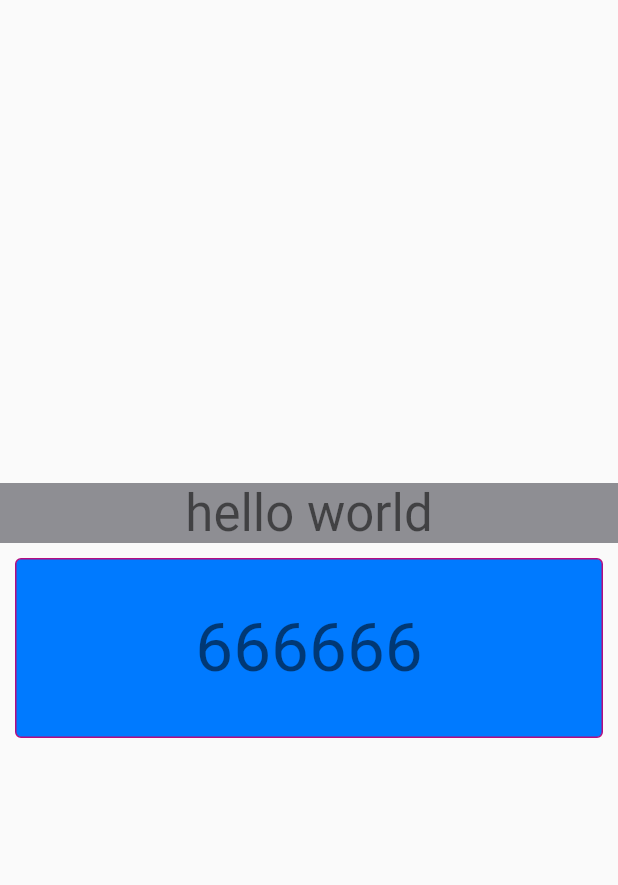
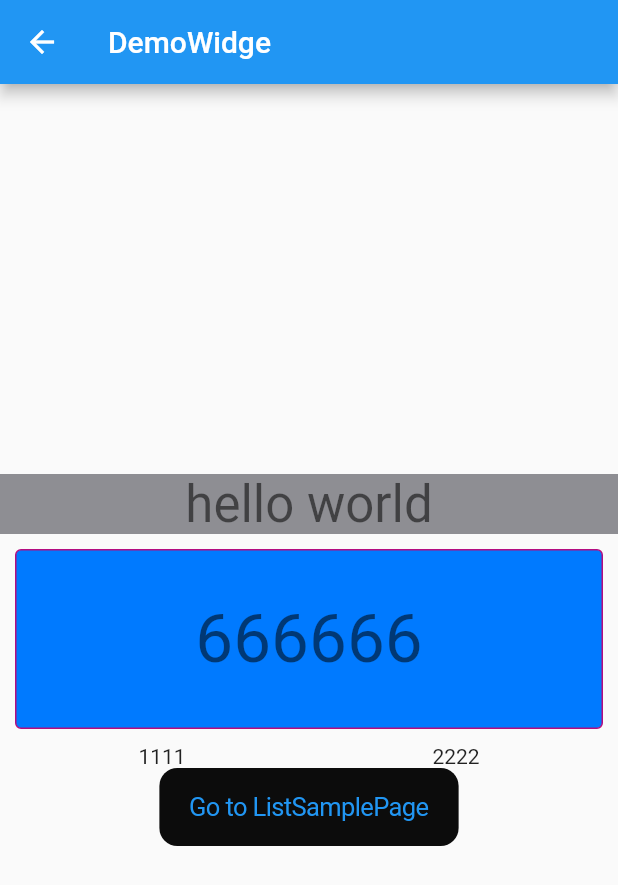
Before and after one commit to seasonZhu/FlutterInProject, a Flutter app: the DemoWidget screen opened directly, on a phone screen of 412 x 824 dp. Shown: the top 885 px of the screen. Run offline on Flutter 3.47's test engine with Material 2 defaults, Android fonts, the phone set to English and light mode, and no system bars.

Commit message:
编写界面,优化结构

```diff
--- a/my_flutter/lib/MyApp/myApp.dart
+++ b/my_flutter/lib/MyApp/myApp.dart
@@ -3,7 +3,7 @@ import 'dart:async';
 import 'package:flutter/services.dart';
 
 import 'package:my_flutter/CupertinoStoreApp/app.dart';
-import 'package:my_flutter/Study/DemoWidget.dart';
+
 import 'nextPage.dart';
 import 'cupertinoNextPage.dart';
 
@@ -169,7 +169,6 @@ class _MyHomePageState extends State<MyHomePage> {
 
   // 纯material组件
   Widget materialNextPage() {
-    return DemoWidget();
     return NextPage();
   }
 
--- a/my_flutter/lib/Study/DemoWidget.dart
+++ b/my_flutter/lib/Study/DemoWidget.dart
@@ -1,15 +1,27 @@
 import 'package:flutter/material.dart';
+import 'package:flutter/cupertino.dart';
 
 import 'package:my_flutter/CupertinoStoreApp/styles.dart';
 
+import 'ListSamplePage.dart';
+
 class DemoWidget extends StatelessWidget {
-
   final String text;
 
+  /// 这是初始化方法
   DemoWidget({Key key, this.text}) : super(key: key);
 
   @override
   Widget build(BuildContext context) {
+    return Scaffold(
+      appBar: AppBar(
+        title: Text("DemoWidge"),
+      ),
+      body: _getBody(context),
+    );
+  }
+
+  Widget _getBody(BuildContext context) {
     return Column(
       mainAxisAlignment: MainAxisAlignment.center,
       crossAxisAlignment: CrossAxisAlignment.center,
@@ -21,8 +33,7 @@ class DemoWidget extends StatelessWidget {
                 text ?? "hello world",
                 style: Theme.of(context).textTheme.display1,
               ),
-          )
-        ),
+            )),
         Container(
           width: 400,
           height: 120,
@@ -30,14 +41,49 @@ class DemoWidget extends StatelessWidget {
           decoration: BoxDecoration(
               borderRadius: BorderRadius.all(Radius.circular(4.0)),
               color: Styles.searchCursorColor,
-            border: Border.all(width: 1, color: Color.fromRGBO(180, 12, 128, 1))
-          ),
-          child: Center(child:
-            Text("666666",
+              border:
+                  Border.all(width: 1, color: Color.fromRGBO(180, 12, 128, 1))),
+          child: Center(
+            child: Text(
+              "666666",
               style: Theme.of(context).textTheme.display2,
             ),
           ),
         ),
+        Container(
+            child: Padding(
+          padding: EdgeInsets.only(left: 10, right: 10),
+          child: Row(
+            mainAxisAlignment: MainAxisAlignment.center,
+            mainAxisSize: MainAxisSize.max,
+            crossAxisAlignment: CrossAxisAlignment.center,
+            children: <Widget>[
+              Expanded(
+                  child: Center(
+                child: Text("1111"),
+              )),
+              Expanded(
+                  child: Center(
+                child: Text("2222"),
+              ))
+            ],
+          ),
+        )),
+        Container(
+          child: CupertinoButton(
+            child: Text("Go to ListSamplePage"),
+            color: Color.fromRGBO(12, 12, 12, 1),
+            onPressed: () {
+              Navigator.push(
+                context,
+                MaterialPageRoute(
+                  //fullscreenDialog: true, //加上这句是present, 不加这句是push
+                  builder: (context) => ListSamplePage(),
+                ),
+              );
+            },
+          ),
+        )
       ],
     );
   }
@@ -78,14 +124,15 @@ class _DemoStateWidgetState extends State<DemoStateWidget> {
       setState(() {
         text = "这就变了数值";
       });
+    });
   }
-    );
-}
+
   @override
   void dispose() {
     ///销毁
     super.dispose();
   }
+
   @override
   void didChangeDependencies() {
     ///在initState之后调 Called when a dependency of this [State] object changes.
```
Also changed, not shown: my_flutter/lib/MyApp/nextPage.dart (+27 -10 lines), my_flutter/lib/Study/ListSamplePage.dart (added, +62 -0 lines). Lines whose indentation alone changed are shown as unchanged.
